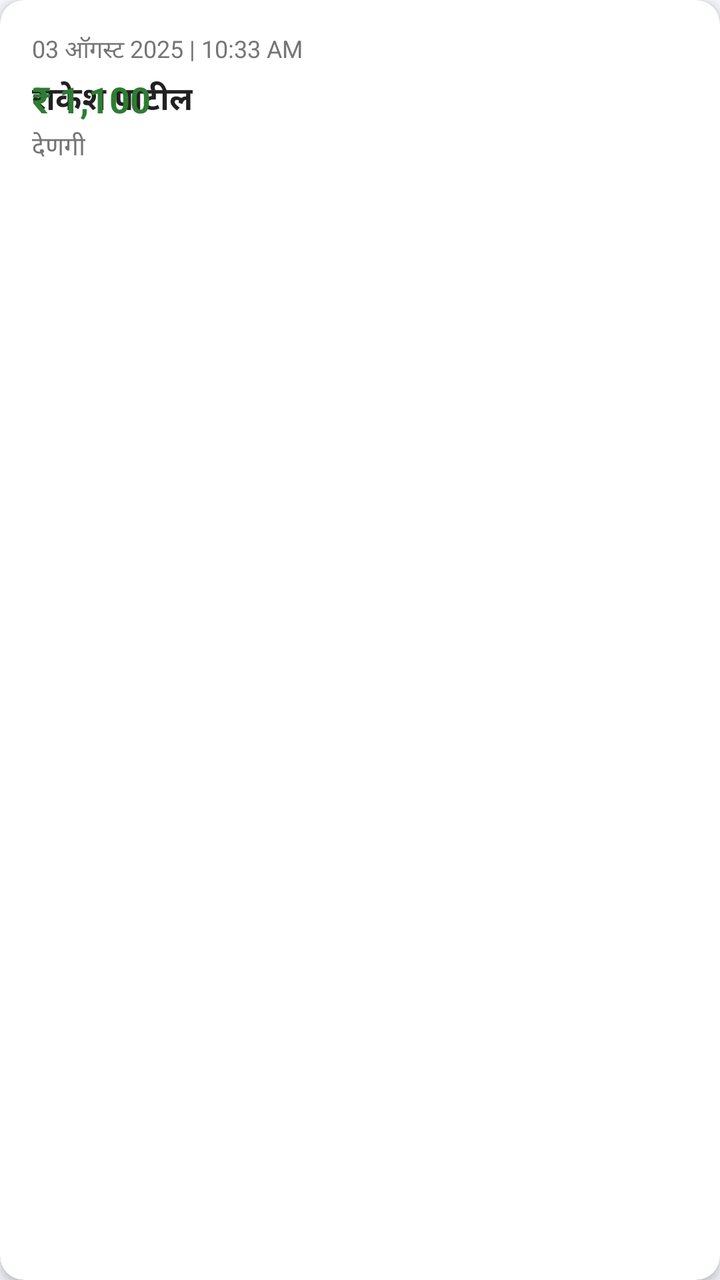
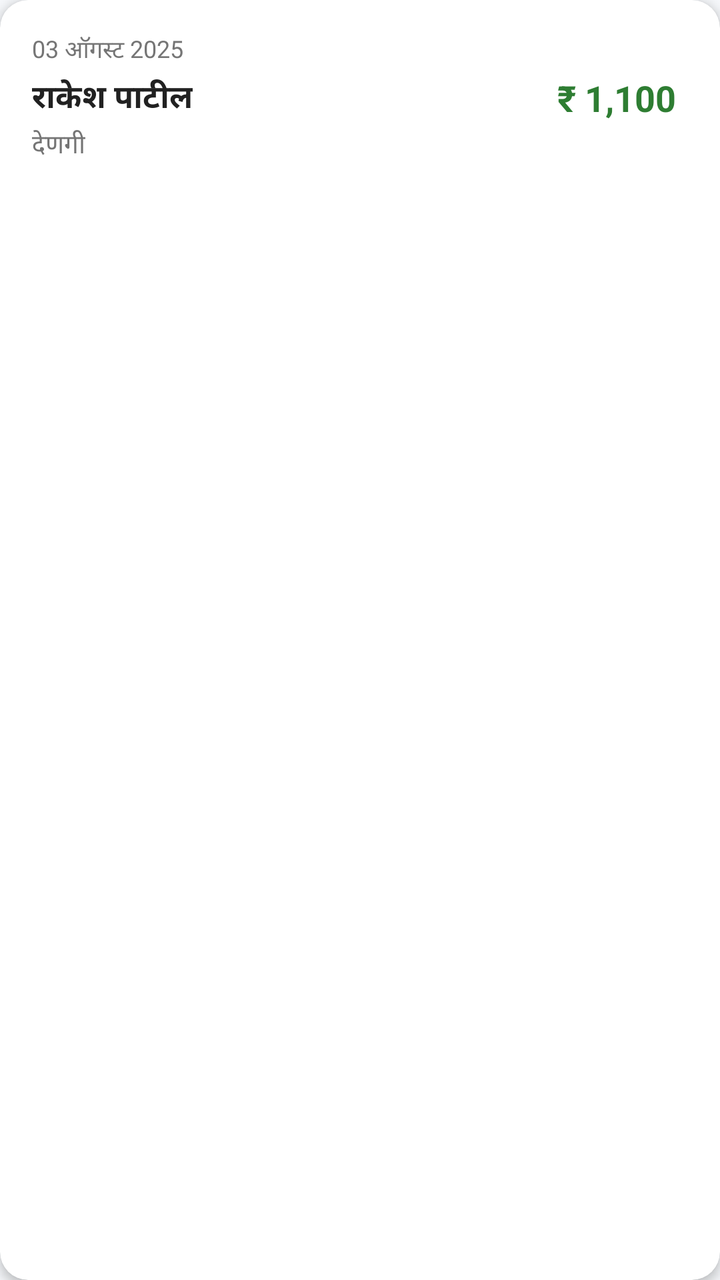

Before-and-after screenshots of an Android layout around one commit, followed by the original layout XML and the change that was made.
<!-- AndroidManifest.xml: application theme Theme.GaneshMitraMandal -->
<!-- res/layout/item_transaction.xml -->
<?xml version="1.0" encoding="utf-8"?>
<androidx.cardview.widget.CardView
    xmlns:android="http://schemas.android.com/apk/res/android"
    xmlns:app="http://schemas.android.com/apk/res-auto"
    android:layout_width="match_parent"
    android:layout_height="wrap_content"
    android:layout_marginHorizontal="12dp"
    android:layout_marginVertical="6dp"
    app:cardBackgroundColor="@color/card_bg"
    app:cardCornerRadius="12dp"
    app:cardElevation="3dp">

    <RelativeLayout
        android:layout_width="match_parent"
        android:layout_height="wrap_content"
        android:padding="16dp">

        
        <TextView
            android:id="@+id/tvDate"
            android:layout_width="wrap_content"
            android:layout_height="wrap_content"
            android:text="03 ऑगस्ट 2025 | 10:33 AM"
            android:textColor="@color/text_secondary"
            android:textSize="12sp" />

        
        <TextView
            android:id="@+id/tvTitle"
            android:layout_width="wrap_content"
            android:layout_height="wrap_content"
            android:layout_below="@id/tvDate"
            android:layout_marginTop="4dp"
            android:text="राकेश पाटील"
            android:textColor="@color/text_primary"
            android:textSize="16sp"
            android:textStyle="bold" />

        
        <TextView
            android:id="@+id/tvDetails"
            android:layout_width="wrap_content"
            android:layout_height="wrap_content"
            android:layout_below="@id/tvTitle"
            android:layout_marginTop="2dp"
            android:text="देणगी"
            android:textColor="@color/text_secondary"
            android:textSize="13sp" />

        
        <ImageView
            android:id="@+id/btnDelete"
            android:layout_width="28dp"
            android:layout_height="28dp"
            android:layout_alignParentEnd="true"
            android:layout_centerVertical="true"
            android:padding="4dp"
            android:src="@android:drawable/ic_menu_delete"
            android:visibility="gone"
            app:tint="@color/kharch_red" />

        
        <TextView
            android:id="@+id/tvAmount"
            android:layout_width="wrap_content"
            android:layout_height="wrap_content"
            android:layout_toStartOf="@id/btnDelete"
            android:layout_centerVertical="true"
            android:layout_marginEnd="8dp"
            android:text="₹ 1,100"
            android:textColor="@color/jama_green"
            android:textSize="18sp"
            android:textStyle="bold" />

    </RelativeLayout>
</androidx.cardview.widget.CardView>
<!-- resources referenced by this layout -->
<resources>
  <color name="card_bg">#FFFFFF</color>
  <color name="jama_green">#2E7D32</color>
  <color name="kharch_red">#C62828</color>
  <color name="text_primary">#212121</color>
  <color name="text_secondary">#757575</color>
  <style name="Theme.GaneshMitraMandal" parent="Theme.MaterialComponents.Light.NoActionBar">
          <item name="colorPrimary">@color/primary_blue</item>
          <item name="colorPrimaryDark">@color/primary_blue_dark</item>
          <item name="colorAccent">@color/accent_orange</item>
          <item name="android:windowBackground">@color/bg_light</item>
          <item name="android:statusBarColor">@color/primary_blue_dark</item>
      </style>
  <color name="primary_blue">#0D47A1</color>
  <color name="primary_blue_dark">#082F6B</color>
  <color name="accent_orange">#FF6D00</color>
  <color name="bg_light">#F5F7FA</color>
</resources>

<!-- the commit's change to res/layout/item_transaction.xml (unified diff, before → after) -->
@@ -1,13 +1,12 @@
 <?xml version="1.0" encoding="utf-8"?>
-<androidx.cardview.widget.CardView
-    xmlns:android="http://schemas.android.com/apk/res/android"
+<androidx.cardview.widget.CardView xmlns:android="http://schemas.android.com/apk/res/android"
     xmlns:app="http://schemas.android.com/apk/res-auto"
     android:layout_width="match_parent"
     android:layout_height="wrap_content"
     android:layout_marginHorizontal="12dp"
     android:layout_marginVertical="6dp"
     app:cardBackgroundColor="@color/card_bg"
-    app:cardCornerRadius="12dp"
+    app:cardCornerRadius="14dp"
     app:cardElevation="3dp">
 
     <RelativeLayout
@@ -16,61 +15,84 @@
         android:padding="16dp">
 
         
-        <TextView
-            android:id="@+id/tvDate"
+        <LinearLayout
+            android:id="@+id/layoutRight"
             android:layout_width="wrap_content"
             android:layout_height="wrap_content"
-            android:text="03 ऑगस्ट 2025 | 10:33 AM"
-            android:textColor="@color/text_secondary"
-            android:textSize="12sp" />
+            android:layout_alignParentEnd="true"
+            android:layout_centerVertical="true"
+            android:gravity="center_vertical|end"
+            android:orientation="horizontal">
+
+            
+            <TextView
+                android:id="@+id/tvAmount"
+                android:layout_width="wrap_content"
+                android:layout_height="wrap_content"
+                android:layout_marginEnd="6dp"
+                android:text="₹ 1,100"
+                android:textColor="@color/jama_green"
+                android:textSize="18sp"
+                android:textStyle="bold" />
+
+            
+            <ImageView
+                android:id="@+id/btnDelete"
+                android:layout_width="32dp"
+                android:layout_height="32dp"
+                android:background="?attr/selectableItemBackgroundBorderless"
+                android:padding="5dp"
+                android:src="@android:drawable/ic_menu_delete"
+                android:visibility="gone"
+                app:tint="@color/kharch_red" />
+        </LinearLayout>
 
         
-        <TextView
-            android:id="@+id/tvTitle"
-            android:layout_width="wrap_content"
+        <LinearLayout
+            android:id="@+id/layoutLeft"
+            android:layout_width="match_parent"
             android:layout_height="wrap_content"
-            android:layout_below="@id/tvDate"
-            android:layout_marginTop="4dp"
-            android:text="राकेश पाटील"
-            android:textColor="@color/text_primary"
-            android:textSize="16sp"
-            android:textStyle="bold" />
+            android:layout_alignParentStart="true"
+            android:layout_centerVertical="true"
+            android:layout_toStartOf="@id/layoutRight"
+            android:layout_marginEnd="12dp"
+            android:orientation="vertical">
 
-        
-        <TextView
-            android:id="@+id/tvDetails"
-            android:layout_width="wrap_content"
-            android:layout_height="wrap_content"
-            android:layout_below="@id/tvTitle"
-            android:layout_marginTop="2dp"
-            android:text="देणगी"
-            android:textColor="@color/text_secondary"
-            android:textSize="13sp" />
+            
+            <TextView
+                android:id="@+id/tvDate"
+                android:layout_width="wrap_content"
+                android:layout_height="wrap_content"
+                android:text="03 ऑगस्ट 2025"
+                android:textColor="@color/text_secondary"
+                android:textSize="12sp" />
 
-        
-        <ImageView
-            android:id="@+id/btnDelete"
-            android:layout_width="28dp"
-            android:layout_height="28dp"
-            android:layout_alignParentEnd="true"
-            android:layout_centerVertical="true"
-            android:padding="4dp"
-            android:src="@android:drawable/ic_menu_delete"
-            android:visibility="gone"
-            app:tint="@color/kharch_red" />
+            
+            <TextView
+                android:id="@+id/tvTitle"
+                android:layout_width="wrap_content"
+                android:layout_height="wrap_content"
+                android:layout_marginTop="3dp"
+                android:ellipsize="end"
+                android:maxLines="2"
+                android:text="राकेश पाटील"
+                android:textColor="@color/text_primary"
+                android:textSize="16sp"
+                android:textStyle="bold" />
 
-        
-        <TextView
-            android:id="@+id/tvAmount"
-            android:layout_width="wrap_content"
-            android:layout_height="wrap_content"
-            android:layout_toStartOf="@id/btnDelete"
-            android:layout_centerVertical="true"
-            android:layout_marginEnd="8dp"
-            android:text="₹ 1,100"
-            android:textColor="@color/jama_green"
-            android:textSize="18sp"
-            android:textStyle="bold" />
+            
+            <TextView
+                android:id="@+id/tvDetails"
+                android:layout_width="wrap_content"
+                android:layout_height="wrap_content"
+                android:layout_marginTop="2dp"
+                android:ellipsize="end"
+                android:maxLines="2"
+                android:text="देणगी"
+                android:textColor="@color/text_secondary"
+                android:textSize="13sp" />
+
+        </LinearLayout>
 
     </RelativeLayout>
 </androidx.cardview.widget.CardView>
